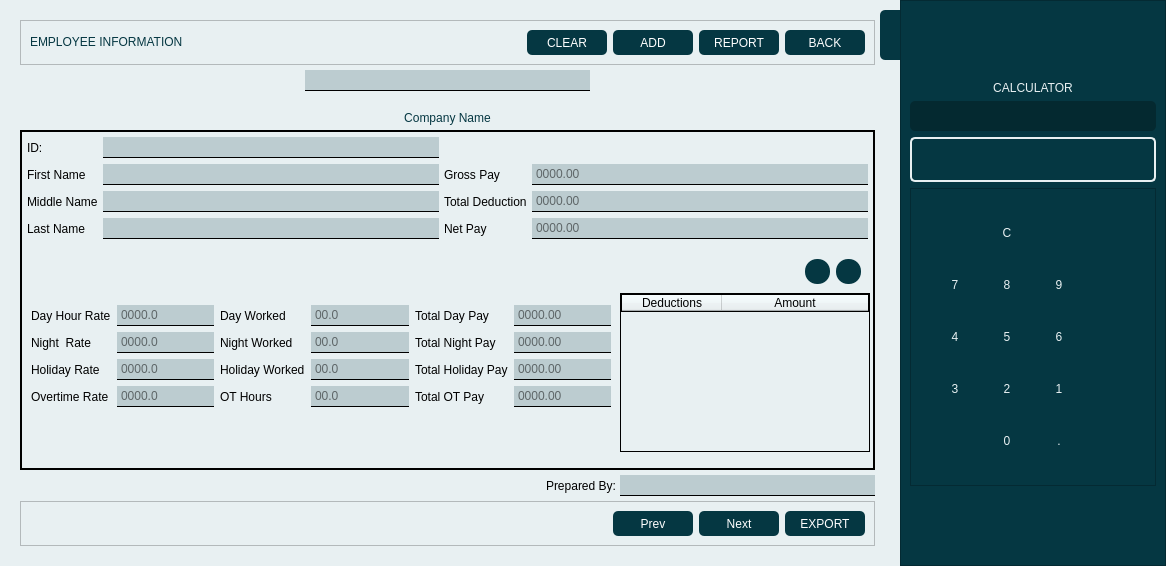
Before: the Qt Designer form mugna/assets/mainWindow.ui in chraem/Mugna, drawn with Qt 5.
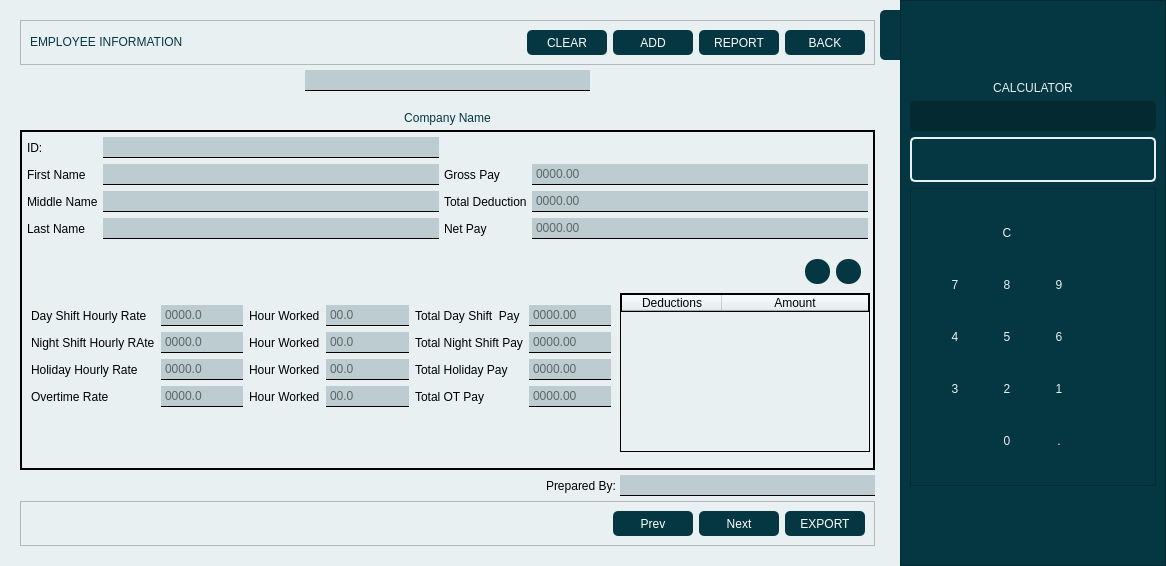
After: the same form once the commit is applied. The open tabs and pages were chosen to show the change. Icons and pictures are not drawn.

Patch:
```diff
--- a/mugna/assets/mainWindow.ui
+++ b/mugna/assets/mainWindow.ui
@@ -721,7 +721,7 @@
                        <string notr="true">border: none;</string>
                       </property>
                       <property name="text">
-                       <string>OT Hours</string>
+                       <string>Hour Worked</string>
                       </property>
                      </widget>
                     </item>
@@ -731,7 +731,7 @@
                        <string notr="true">border: none;</string>
                       </property>
                       <property name="text">
-                       <string>Day Hour Rate</string>
+                       <string>Day Shift Hourly Rate</string>
                       </property>
                      </widget>
                     </item>
@@ -782,7 +782,7 @@
                        <string notr="true">border: none;</string>
                       </property>
                       <property name="text">
-                       <string>Day Worked</string>
+                       <string>Hour Worked</string>
                       </property>
                      </widget>
                     </item>
@@ -828,7 +828,7 @@
                        <string notr="true">border: none;</string>
                       </property>
                       <property name="text">
-                       <string>Total Night Pay</string>
+                       <string>Total Night Shift Pay</string>
                       </property>
                      </widget>
                     </item>
@@ -857,7 +857,7 @@
                        <string notr="true">border: none;</string>
                       </property>
                       <property name="text">
-                       <string>Night Worked</string>
+                       <string>Hour Worked</string>
                       </property>
                      </widget>
                     </item>
@@ -899,7 +899,7 @@
                        <string notr="true">border: none;</string>
                       </property>
                       <property name="text">
-                       <string>Total Day Pay</string>
+                       <string>Total Day Shift  Pay</string>
                       </property>
                      </widget>
                     </item>
@@ -909,7 +909,7 @@
                        <string notr="true">border: none;</string>
                       </property>
                       <property name="text">
-                       <string>Night  Rate</string>
+                       <string>Night Shift Hourly RAte</string>
                       </property>
                      </widget>
                     </item>
@@ -919,7 +919,7 @@
                        <string notr="true">border: none;</string>
                       </property>
                       <property name="text">
-                       <string>Holiday Rate</string>
+                       <string>Holiday Hourly Rate</string>
                       </property>
                      </widget>
                     </item>
@@ -1003,7 +1003,7 @@
                        <string notr="true">border: none;</string>
                       </property>
                       <property name="text">
-                       <string>Holiday Worked</string>
+                       <string>Hour Worked</string>
                       </property>
                      </widget>
                     </item>
```
Left out of the diff: 2 changed lines with no effect on the pictures.
